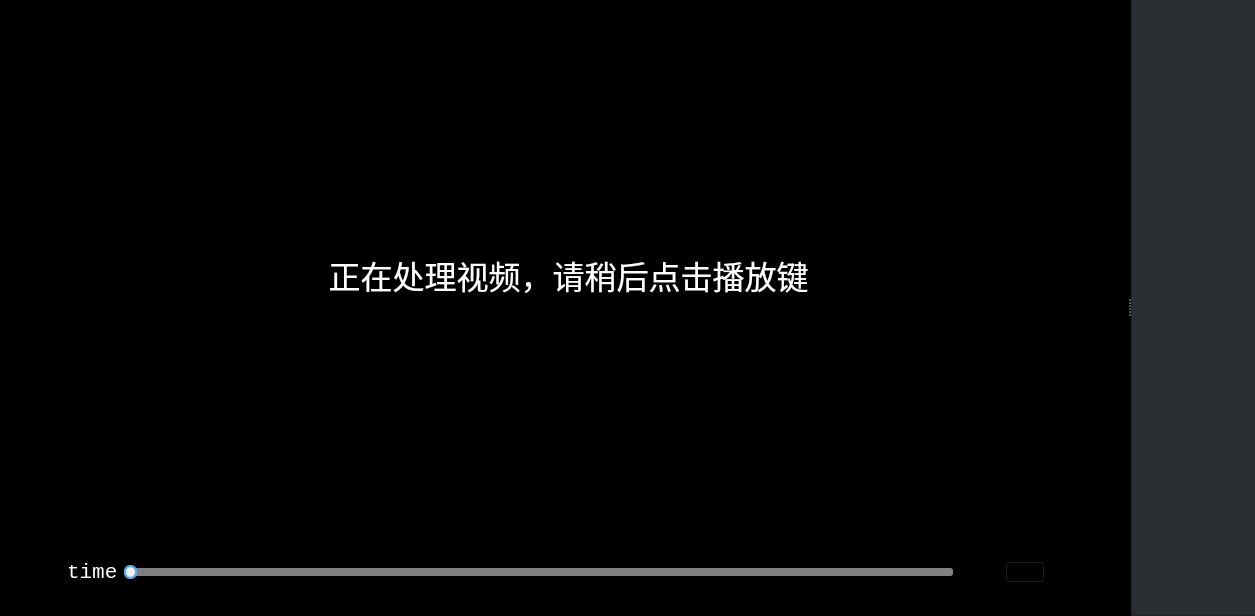
First picture: the form in mainwindow.ui, repository azure42/PictureListPlayer, before the edit.
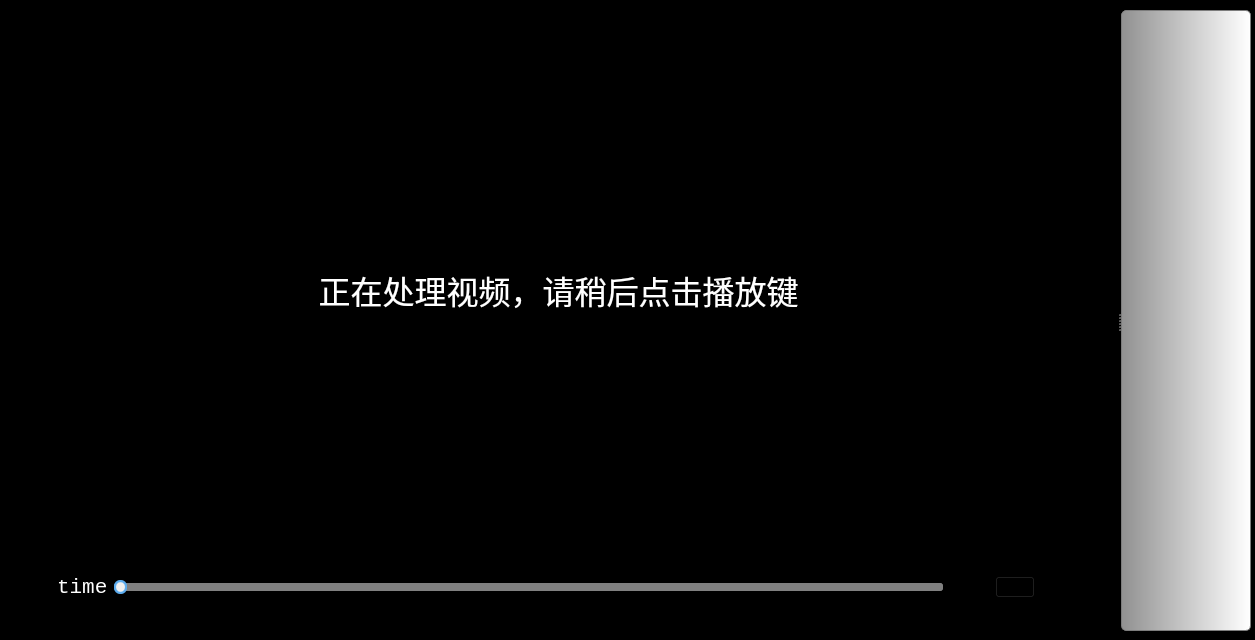
Second picture: the form after the edit. Icons and pictures are not drawn.

Diff of the .ui file:
```diff
--- a/mainwindow.ui
+++ b/mainwindow.ui
@@ -7,7 +7,7 @@
     <x>0</x>
     <y>0</y>
     <width>1255</width>
-    <height>616</height>
+    <height>640</height>
    </rect>
   </property>
   <property name="windowTitle">
@@ -29,8 +29,8 @@
    <widget class="QSplitter" name="splitter">
     <property name="geometry">
      <rect>
-      <x>10</x>
-      <y>-5</y>
+      <x>0</x>
+      <y>10</y>
       <width>1251</width>
       <height>621</height>
      </rect>
@@ -286,9 +286,10 @@
       </font>
      </property>
      <property name="styleSheet">
-      <string notr="true">background-color: rgb(43, 46, 51);
-border-color: rgb(43, 46, 51);
-selection-color: rgb(45, 50, 54);</string>
+      <string notr="true">
+border: 1px solid rgb(124, 124, 124);
+border-radius:5px;
+background-color: qlineargradient(spread:pad, x1:0, y1:0, x2:1, y2:0, stop:0 rgba(145, 145, 145, 255), stop:1 rgba(255, 255, 255, 255));</string>
      </property>
      <property name="resizeMode">
       <enum>QListView::Adjust</enum>
```
